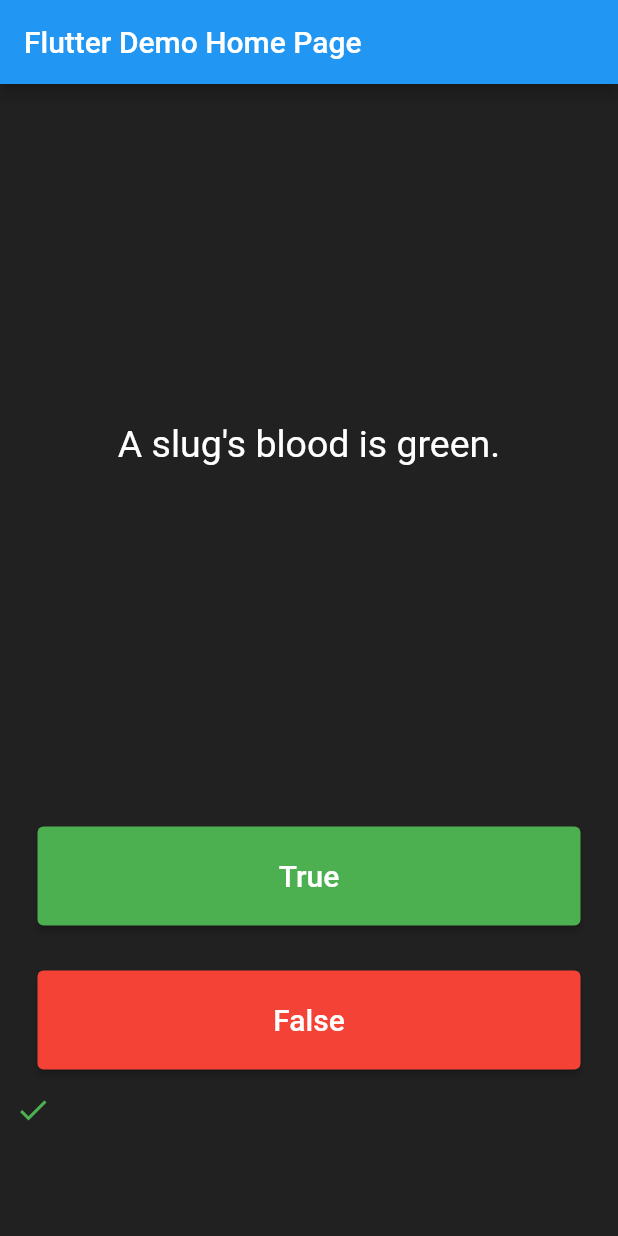
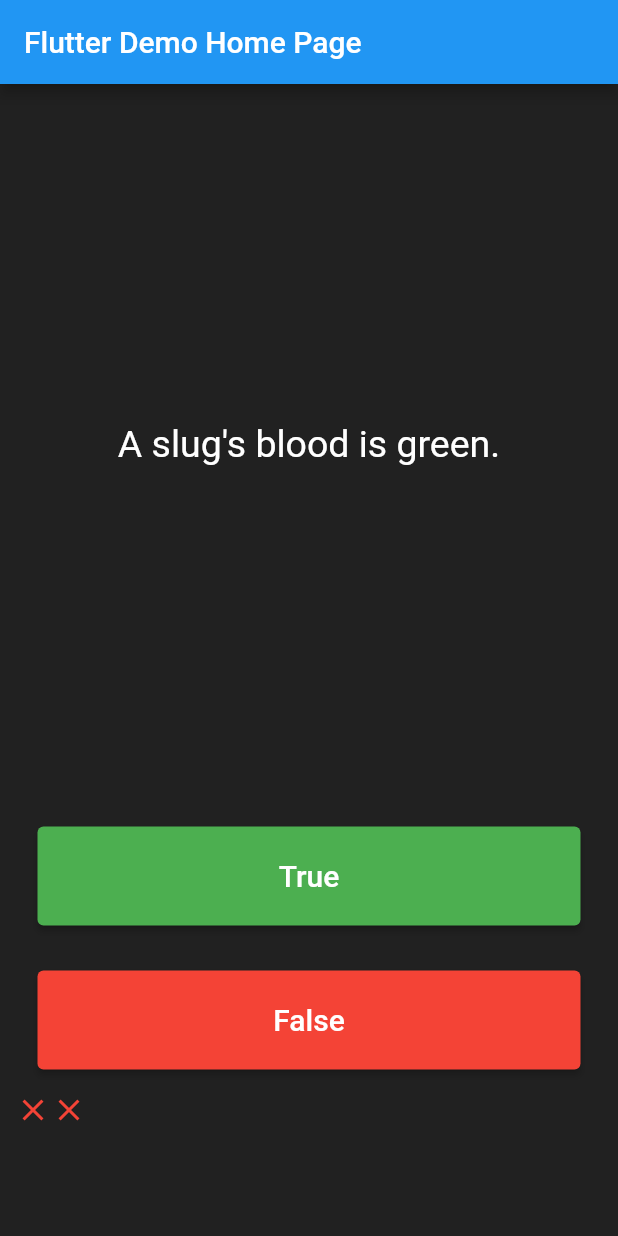
Before and after one commit to Grekoff18/Quizzler, a Flutter app: the screen it shows after launch, after a tap on "True", after a tap on "False", on a phone screen of 412 x 824 dp. Run offline on Flutter 3.47's test engine with Material 2 defaults, Android fonts, the phone set to English and light mode, and no system bars; our stand-ins replace rflutter_alert.

Commit message:
feat: finish project

```diff
--- a/lib/main.dart
+++ b/lib/main.dart
@@ -28,10 +28,6 @@ class Quizzler extends StatefulWidget {
 
 class _QuizzlerState extends State<Quizzler> {
 
-  List<Icon> scoreList = [];
-
-  int questionNumber = 0;
-
   @override
   Widget build(BuildContext context) {
     return Scaffold(
@@ -52,7 +48,7 @@ class _QuizzlerState extends State<Quizzler> {
                   padding: EdgeInsets.all(10.0),
                   child: Center(
                     child: Text(
-                      quizBrain.questionList[questionNumber].getText(),
+                      quizBrain.getQuestion(),
                       textAlign: TextAlign.center,
                       style: TextStyle(
                         fontSize: 25.0,
@@ -77,16 +73,8 @@ class _QuizzlerState extends State<Quizzler> {
                       ),
                     ),
                     onPressed: () {
-                      quizBrain.questionList[questionNumber].questionAnswer = true;
-
                       setState(() {
-                        questionNumber == 2 ? questionNumber = 0 : questionNumber++;
-                        scoreList.add(
-                          Icon(
-                            Icons.check,
-                            color: Colors.green,
-                          )
-                        );
+                        quizBrain.checkAnswer(true, context);
                       });
                     },
                   ),
@@ -108,7 +96,7 @@ class _QuizzlerState extends State<Quizzler> {
                     ),
                     onPressed: () {
                       setState(() {
-                        questionNumber == 2 ? questionNumber = 0 : questionNumber++;
+                        quizBrain.checkAnswer(false, context);
                       });
                     },
                   ),
@@ -116,7 +104,7 @@ class _QuizzlerState extends State<Quizzler> {
               ),
               Expanded(
                 child: Wrap(
-                  children: scoreList,
+                  children: quizBrain.scoreList,
                 ),
               ),
             ],
--- a/lib/questions.dart
+++ b/lib/questions.dart
@@ -6,12 +6,4 @@ class Question {
     this.questionText = question;
     this.questionAnswer = answer;
   }
-
-  String getText() {
-    return this.questionText;
-  }
-
-  bool getAnswer() {
-    return this.questionAnswer;
-  }
 }
--- a/lib/quiz_brain.dart
+++ b/lib/quiz_brain.dart
@@ -1,7 +1,12 @@
 import 'questions.dart';
+import 'package:rflutter_alert/rflutter_alert.dart';
+import 'package:flutter/material.dart';
 
 class QuizBrain {
-  List<Question> questionList = [
+  int _questionNumber = 0;
+  List<Icon> scoreList = [];
+
+  List<Question> _questionList = [
     Question('You can lead a cow down stairs but not up stairs.', false),
     Question('Approximately one quarter of human bones are in the feet.', true),
     Question("A slug's blood is green.", true),
@@ -31,4 +36,51 @@ class QuizBrain {
         'In West Virginia, USA, if you accidentally hit an animal with your car, you are free to take it home to eat.',
         true),
   ];
+
+  void nextAnswer(context) {
+    if (_questionNumber < _questionList.length - 1) {
+      _questionNumber++;
+    } else {
+      Alert(
+        context: context,
+        type: AlertType.error,
+        title: "Warning",
+        desc: "You have answered all the questions. After you click the button below, the game will start from scratch.",
+        buttons: [
+          DialogButton(
+            child: Text(
+              "Start",
+              style: TextStyle(color: Colors.white, fontSize: 20),
+            ),
+            onPressed: () => {
+              _questionNumber = 0,
+              scoreList.clear(),
+              Navigator.pop(context),
+            },
+            width: 120,
+          )
+        ],
+      ).show();
+    }
+  }
+
+  String getQuestion() {
+    return _questionList[_questionNumber].questionText;
+  }
+
+  bool getAnswer() {
+    return _questionList[_questionNumber].questionAnswer;
+  }
+
+  void checkAnswer( bool correctAnswer, context ) {
+    bool getUserAnswer = getAnswer();
+
+    if (correctAnswer == getUserAnswer) {
+      scoreList.add(Icon(Icons.check, color: Colors.green));
+    } else {
+      scoreList.add(Icon(Icons.close, color: Colors.red));
+    }
+
+    nextAnswer(context);
+  }
 }
--- a/pubspec.yaml
+++ b/pubspec.yaml
@@ -28,6 +28,7 @@ dependencies:
   # The following adds the Cupertino Icons font to your application.
   # Use with the CupertinoIcons class for iOS style icons.
   cupertino_icons: ^1.0.2
+  rflutter_alert: ^2.0.2
 
 dev_dependencies:
   flutter_test:
```
Also changed, not shown: pubspec.lock.
